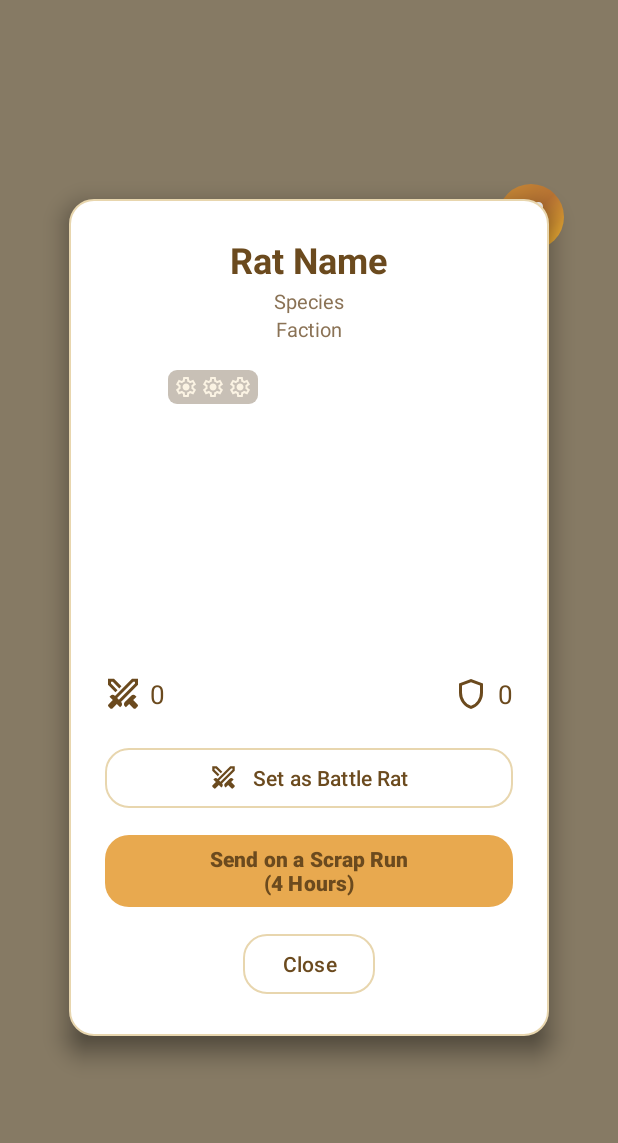
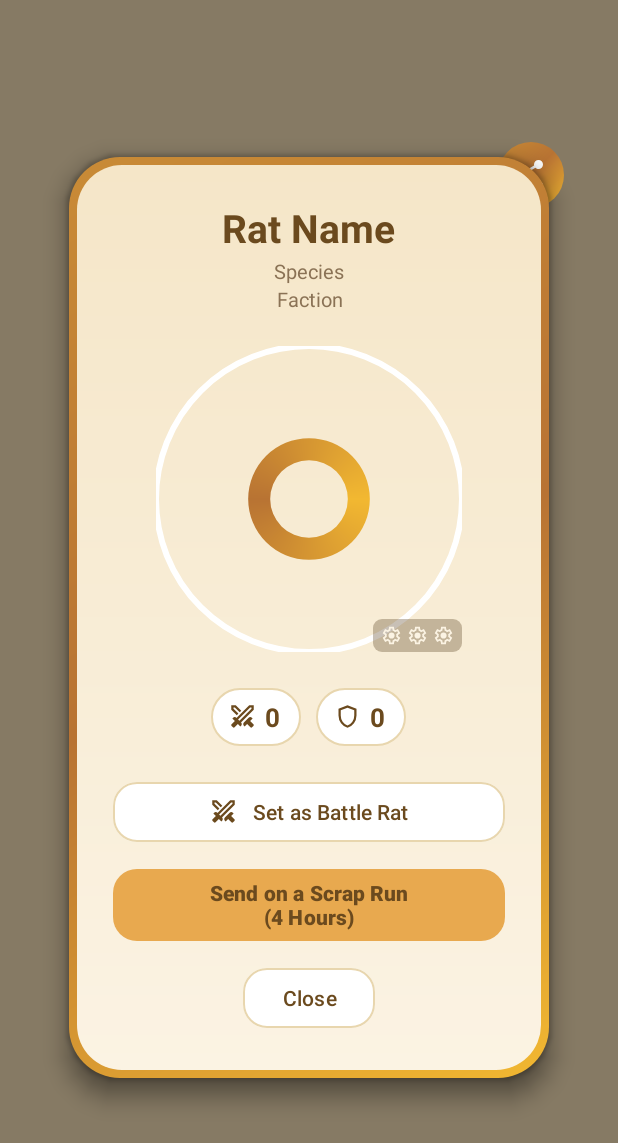
Before and after one commit to jmatts94-gif/RatKingRecon, an Android app: the layout dialog_enlarged_rat.xml on its own in the app's theme, with its tools: preview values and no code run, on a phone screen of 412 x 824 dp. Shown: the top 1143 px of the screen. Run offline under Robolectric (Android 15) with nearby library versions, the phone set to English and light mode, and no system bars.

Commit message:
Restyle the enlarged-rat dialog to match the Recon Card
Requested directly: the player saw the Recon Card export and asked for
the same look on the in-game card. Brass-framed outer border, circular
gear-ring portrait, rarity gears moved to the circle's bottom-right
corner (top-left doesn't exist on a circle the way it does on the grid
card's square art), pill-style Power/Toughness. All existing
functionality carries over unchanged - Battle Rat toggle, Scrap Run,
Close, the post-splice effect lines, and the Share button added
earlier this session.

Left the grid cards (item_rat_card.xml) alone - discussed with the
player first. That layout is a dense multi-column scan of 50+ rats;
the circular crop shows less art per tile and the ribbon banner has no
room to be legible at that size. This dialog is already a single-rat
hero view at a comparable scale to the Recon Card export, so the style
transfers with no compromises.

Extracted lightSteampunkContext() (new file, shared with ReconCard.kt)
rather than duplicating the same non-obvious fix twice: this card's
cream-and-brass look is a fixed identity like the Recon Card's, so it
needs to render identically regardless of the player's Dark Steampunk
setting, and neither the XML's colour tokens nor the handful of
programmatic lookups in EnlargedRatDialog.kt (name colour, faction
icon, battle icon, splice-effect lines) can be left resolving through
the real theme without the same washed-out-text bug the Recon Card
itself had.

One real gotcha found building this: a plain android.app.Dialog will
not show() on a context produced by createConfigurationContext() -
BadTokenException, no window token - even though that context works
fine for a detached inflate (which is all ReconCard.kt ever needed it
for). Fixed by keeping the Dialog's own window on the real activity
context and swapping only the LayoutInflater used for its content.

Verified live: card renders correctly in Dark Steampunk (previously
this dialog had no Recon Card styling to leak through, so this is a
net-new correctness bar, not a regression), Share still works from the
restyled card, Battle Rat toggle and Close both still work. Build and
unit tests clean.

Co-Authored-By: Claude Sonnet 5 <noreply@anthropic.com>
Claude-Session: https://claude.ai/code/session_01CyBVh14if54ST3Rky51ogk

```diff
--- a/app/src/main/java/io/github/jmatts94/ratkingrecon/EnlargedRatDialog.kt
+++ b/app/src/main/java/io/github/jmatts94/ratkingrecon/EnlargedRatDialog.kt
@@ -32,8 +32,18 @@ object EnlargedRatDialog {
         onBattleRatToggled: () -> Unit = {},
         onDismiss: () -> Unit = {}
     ) {
+        // The Dialog's own window still needs the real activity context - it
+        // carries the window token android.app.Dialog.show() requires, which
+        // a configuration-only context (see lightSteampunkContext) does not
+        // have. Only the inflater for its content is swapped, the same
+        // technique ReconCard.kt uses to keep this card's colours - XML and
+        // the ones looked up here in Kotlin alike - pinned to the Recon
+        // Card's fixed cream-and-brass look regardless of Dark Steampunk.
+        val cardContext = lightSteampunkContext(activity)
         val dialog = android.app.Dialog(activity, android.R.style.Theme_Black_NoTitleBar_Fullscreen)
-        dialog.setContentView(R.layout.dialog_enlarged_rat)
+        dialog.setContentView(
+            LayoutInflater.from(activity).cloneInContext(cardContext).inflate(R.layout.dialog_enlarged_rat, null)
+        )
 
         // 1. Hook up the UI Elements
         val enlargedImage = dialog.findViewById<ImageView>(R.id.enlargedRatImage)
@@ -83,12 +93,12 @@ object EnlargedRatDialog {
         val onDuty = BattleRat.isBattleRat(prefs, pet.id)
         nameText.text = if (pet.shiny) activity.getString(R.string.card_name_shiny, pet.name) else pet.name
         nameText.setTextColor(
-            ContextCompat.getColor(activity, if (pet.shiny) R.color.shiny_gold else R.color.text_primary)
+            ContextCompat.getColor(cardContext, if (pet.shiny) R.color.shiny_gold else R.color.text_primary)
         )
         nameText.setCompoundDrawablesRelative(
-            CardIcons.faction(activity, 24, pet.faction),
+            CardIcons.faction(cardContext, 24, pet.faction),
             null,
-            if (onDuty) CardIcons.battle(activity, 22) else null,
+            if (onDuty) CardIcons.battle(cardContext, 22) else null,
             null
         )
         nameText.compoundDrawablePadding = (6 * activity.resources.displayMetrics.density).toInt()
@@ -101,7 +111,7 @@ object EnlargedRatDialog {
             effectsContainer.visibility = View.GONE
         } else {
             effectsContainer.visibility = View.VISIBLE
-            val inflater = LayoutInflater.from(activity)
+            val inflater = LayoutInflater.from(activity).cloneInContext(cardContext)
             extraLines.forEach { line ->
                 val lineView = inflater.inflate(
                     R.layout.item_splice_effect_line, effectsContainer, false
--- /dev/null
+++ b/app/src/main/java/io/github/jmatts94/ratkingrecon/LightSteampunk.kt
@@ -0,0 +1,30 @@
+package io.github.jmatts94.ratkingrecon
+
+import android.content.Context
+import android.content.res.Configuration
+import android.view.ContextThemeWrapper
+import androidx.appcompat.app.AppCompatActivity
+
+/**
+ * A Context pinned to light mode regardless of the player's own Dark
+ * Steampunk setting.
+ *
+ * Used by both ReconCard.kt and EnlargedRatDialog.kt's dialog_enlarged_rat.xml,
+ * for the same reason: the Recon Card look - cream-to-tan card, brass frame,
+ * circular gear-ring portrait - is a fixed identity, not something that
+ * should read differently depending on the app's current theme, the same
+ * way the Battle Arena screens are a deliberate exception to the light
+ * palette everywhere else (see colors.xml's arena_bg_deep). Both places
+ * still draw every colour from the app's own tokens (@color/text_primary
+ * and the rest) rather than a parallel "always light" set that would drift
+ * from them over time - forcing the configuration this narrowly is what
+ * makes reusing those tokens safe.
+ */
+fun lightSteampunkContext(activity: AppCompatActivity): Context {
+    val config = Configuration(activity.resources.configuration)
+    config.uiMode = (config.uiMode and Configuration.UI_MODE_NIGHT_MASK.inv()) or
+        Configuration.UI_MODE_NIGHT_NO
+    return ContextThemeWrapper(
+        activity.createConfigurationContext(config), R.style.Theme_RatKingRecon
+    )
+}
--- a/app/src/main/java/io/github/jmatts94/ratkingrecon/ReconCard.kt
+++ b/app/src/main/java/io/github/jmatts94/ratkingrecon/ReconCard.kt
@@ -2,14 +2,12 @@ package io.github.jmatts94.ratkingrecon
 
 import android.content.ContentValues
 import android.content.Intent
-import android.content.res.Configuration
 import android.graphics.Bitmap
 import android.graphics.Canvas
 import android.net.Uri
 import android.os.Build
 import android.os.Environment
 import android.provider.MediaStore
-import android.view.ContextThemeWrapper
 import android.view.LayoutInflater
 import android.view.View
 import android.view.ViewGroup
@@ -56,29 +54,9 @@ object ReconCard {
 
     private val stepsFormat: NumberFormat get() = NumberFormat.getIntegerInstance()
 
-    /**
-     * A [LayoutInflater] pinned to light mode regardless of the player's own
-     * Dark Steampunk setting.
-     *
-     * Every colour in card_recon_rat.xml / card_recon_steps.xml resolves
-     * through the same tokens the rest of the app uses (@color/text_primary
-     * and friends), which is exactly right for in-app UI and exactly wrong
-     * here - a Recon Card is a fixed exported image, and values-night's
-     * swap of those same tokens for on-screen contrast reads as washed-out,
-     * barely legible text once baked into a PNG. Forcing the configuration
-     * this narrowly, only for the inflate, is what lets the card layouts
-     * keep using the app's ordinary colour tokens at all rather than a
-     * parallel "always light" set that would drift from them over time.
-     */
-    private fun lightInflater(activity: AppCompatActivity): LayoutInflater {
-        val config = Configuration(activity.resources.configuration)
-        config.uiMode = (config.uiMode and Configuration.UI_MODE_NIGHT_MASK.inv()) or
-            Configuration.UI_MODE_NIGHT_NO
-        val lightContext = ContextThemeWrapper(
-            activity.createConfigurationContext(config), R.style.Theme_RatKingRecon
-        )
-        return LayoutInflater.from(activity).cloneInContext(lightContext)
-    }
+    /** See [lightSteampunkContext] - a Recon Card is a fixed exported image, never dark-mode aware. */
+    private fun lightInflater(activity: AppCompatActivity): LayoutInflater =
+        LayoutInflater.from(activity).cloneInContext(lightSteampunkContext(activity))
 
     fun shareRat(activity: AppCompatActivity, pet: RatEntity) {
         val view = lightInflater(activity).inflate(R.layout.card_recon_rat, null) as ViewGroup
--- a/app/src/main/res/layout/dialog_enlarged_rat.xml
+++ b/app/src/main/res/layout/dialog_enlarged_rat.xml
@@ -13,31 +13,46 @@
         android:layout_height="wrap_content"
         android:layout_centerInParent="true"
         android:orientation="vertical"
-        android:background="@drawable/bg_card_white"
+        android:background="@drawable/bg_recon_card_outer"
+        android:padding="5dp"
+        android:elevation="10dp">
+
+        <!--
+          The Recon Card's own cream-to-tan face and brass frame (see
+          ReconCard.kt) - this dialog and that export now read as the same
+          object, since both are a single rat held up to look at, just one
+          on screen and one composited to a PNG.
+        -->
+        <LinearLayout
+            android:layout_width="match_parent"
+            android:layout_height="wrap_content"
+            android:orientation="vertical"
+            android:background="@drawable/bg_recon_card_inner"
             android:padding="24dp"
-        android:gravity="center"
-        android:elevation="10dp">
+            android:gravity="center">
 
             <TextView
                 android:id="@+id/enlargedRatName"
                 android:layout_width="wrap_content"
                 android:layout_height="wrap_content"
                 android:textColor="@color/text_primary"
-            android:textSize="24sp"
+                android:textSize="26sp"
                 android:textStyle="bold"
                 android:text="Rat Name"
                 android:layout_marginBottom="2dp" />
 
             <!--
-          Read from artKey, independently of enlargedRatName above - the name
-          field is a display name and nothing guarantees it always matches the
-          species (a Spliced Mutant's used to be "Spliced Mutant" outright).
-          This line is the one honest answer to "what species is this."
+              Read from artKey, independently of enlargedRatName above - the
+              name field is a display name and nothing guarantees it always
+              matches the species (a Spliced Mutant's used to be "Spliced
+              Mutant" outright). This line is the one honest answer to "what
+              species is this."
             -->
             <TextView
                 android:id="@+id/enlargedRatSpecies"
                 android:layout_width="wrap_content"
                 android:layout_height="wrap_content"
+                android:gravity="center"
                 android:textColor="@color/text_muted"
                 android:textSize="13sp"
                 android:text="Species" />
@@ -47,97 +62,140 @@
                 android:id="@+id/enlargedRatFaction"
                 android:layout_width="wrap_content"
                 android:layout_height="wrap_content"
+                android:gravity="center"
                 android:textColor="@color/text_muted"
                 android:textSize="13sp"
                 android:text="Faction"
-            android:layout_marginBottom="12dp" />
+                android:layout_marginBottom="14dp" />
 
             <FrameLayout
-            android:layout_width="200dp"
-            android:layout_height="200dp"
-            android:layout_marginBottom="10dp">
+                android:layout_width="220dp"
+                android:layout_height="220dp"
+                android:layout_marginBottom="16dp">
 
-            <ImageView
-                android:id="@+id/enlargedRatImage"
+                <View
                     android:layout_width="match_parent"
                     android:layout_height="match_parent"
-                android:scaleType="centerCrop" />
+                    android:background="@drawable/bg_recon_portrait_ring" />
 
-            <!-- Rarity, readable before the line below the stats is. -->
+                <com.google.android.material.imageview.ShapeableImageView
+                    android:id="@+id/enlargedRatImage"
+                    android:layout_width="204dp"
+                    android:layout_height="204dp"
+                    android:layout_gravity="center"
+                    android:scaleType="centerCrop"
+                    app:shapeAppearanceOverlay="@style/ShapeAppearanceOverlay.RatKing.Circle"
+                    app:strokeColor="@color/card_white"
+                    app:strokeWidth="4dp" />
+
+                <!-- Rarity - see bg_recon_stat_pill's sibling bg_badge_scrim
+                     comment for why this reads against any art underneath
+                     it; bottom|end rather than the grid card's top|start
+                     because a circular crop has no readable corner there. -->
                 <LinearLayout
                     android:id="@+id/enlargedRatGears"
                     android:layout_width="wrap_content"
                     android:layout_height="wrap_content"
-                android:layout_gravity="top|start"
-                android:layout_margin="6dp"
+                    android:layout_gravity="bottom|end"
+                    android:layout_margin="8dp"
                     android:orientation="horizontal"
                     android:background="@drawable/bg_badge_scrim"
-                android:paddingHorizontal="4dp"
-                android:paddingVertical="3dp">
+                    android:paddingHorizontal="5dp"
+                    android:paddingVertical="4dp">
 
                     <ImageView
                         android:id="@+id/enlargedGear1"
-                    android:layout_width="16dp"
-                    android:layout_height="16dp"
+                        android:layout_width="14dp"
+                        android:layout_height="14dp"
                         android:src="@drawable/ic_settings"
                         app:tint="@color/cream"
                         android:importantForAccessibility="no" />
 
                     <ImageView
                         android:id="@+id/enlargedGear2"
-                    android:layout_width="16dp"
-                    android:layout_height="16dp"
-                    android:layout_marginStart="2dp"
+                        android:layout_width="14dp"
+                        android:layout_height="14dp"
+                        android:layout_marginStart="3dp"
                         android:src="@drawable/ic_settings"
                         app:tint="@color/cream"
                         android:importantForAccessibility="no" />
 
                     <ImageView
                         android:id="@+id/enlargedGear3"
-                    android:layout_width="16dp"
-                    android:layout_height="16dp"
-                    android:layout_marginStart="2dp"
+                        android:layout_width="14dp"
+                        android:layout_height="14dp"
+                        android:layout_marginStart="3dp"
                         android:src="@drawable/ic_settings"
                         app:tint="@color/cream"
                         android:importantForAccessibility="no" />
                 </LinearLayout>
             </FrameLayout>
 
-        <!-- Same wrap_content-plus-spacer structure as item_rat_card.xml's stat
-             row - see the comment there for why gravity="end" on a weighted
-             TextView opened a gap between the Toughness icon and its number. -->
             <LinearLayout
-            android:layout_width="match_parent"
+                android:layout_width="wrap_content"
                 android:layout_height="wrap_content"
                 android:orientation="horizontal"
                 android:layout_marginBottom="20dp">
+
+                <LinearLayout
+                    android:layout_width="wrap_content"
+                    android:layout_height="wrap_content"
+                    android:background="@drawable/bg_recon_stat_pill"
+                    android:gravity="center_vertical"
+                    android:orientation="horizontal"
+                    android:paddingStart="12dp"
+                    android:paddingEnd="14dp"
+                    android:paddingVertical="7dp">
+
+                    <ImageView
+                        android:layout_width="18dp"
+                        android:layout_height="18dp"
+                        android:src="@drawable/ic_power"
+                        android:contentDescription="@null"
+                        app:tint="@color/text_primary" />
 
                     <TextView
                         android:id="@+id/enlargedRatPower"
                         android:layout_width="wrap_content"
                         android:layout_height="wrap_content"
-                android:gravity="center_vertical"
+                        android:layout_marginStart="6dp"
                         android:textColor="@color/text_primary"
                         android:textSize="17sp"
-                android:drawableStart="@drawable/ic_power"
-                android:drawablePadding="6dp"
+                        android:textStyle="bold"
                         android:text="0" />
+                </LinearLayout>
 
                 <View
-                android:layout_width="0dp"
-                android:layout_height="1dp"
-                android:layout_weight="1" />
+                    android:layout_width="10dp"
+                    android:layout_height="1dp" />
+
+                <LinearLayout
+                    android:layout_width="wrap_content"
+                    android:layout_height="wrap_content"
+                    android:background="@drawable/bg_recon_stat_pill"
+                    android:gravity="center_vertical"
+                    android:orientation="horizontal"
+                    android:paddingStart="12dp"
+                    android:paddingEnd="14dp"
+                    android:paddingVertical="7dp">
+
+                    <ImageView
+                        android:layout_width="18dp"
+                        android:layout_height="18dp"
+                        android:src="@drawable/ic_toughness"
+                        android:contentDescription="@null"
+                        app:tint="@color/text_primary" />
 
                     <TextView
                         android:id="@+id/enlargedRatToughness"
                         android:layout_width="wrap_content"
                         android:layout_height="wrap_content"
-                android:gravity="center_vertical"
+                        android:layout_marginStart="6dp"
                         android:textColor="@color/text_primary"
                         android:textSize="17sp"
-                android:drawableStart="@drawable/ic_toughness"
-                android:drawablePadding="6dp"
+                        android:textStyle="bold"
                         android:text="0" />
+                </LinearLayout>
             </LinearLayout>
 
             <!--
@@ -196,6 +254,7 @@
                 app:cornerRadius="16dp" />
 
         </LinearLayout>
+    </LinearLayout>
 
     <!--
       A Recon Card export, not a system share of this dialog itself - see
```
Lines whose indentation alone changed are shown as unchanged.
